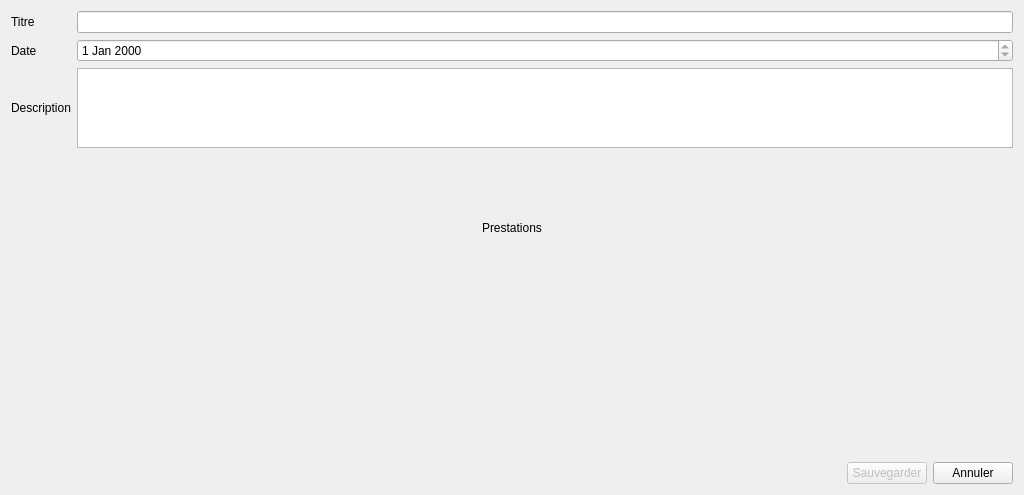
This is src/gui/dialogs/addquotedialog.ui in FACT-Team/FactDev as Qt 5 draws it before an edit. The edited form follows.
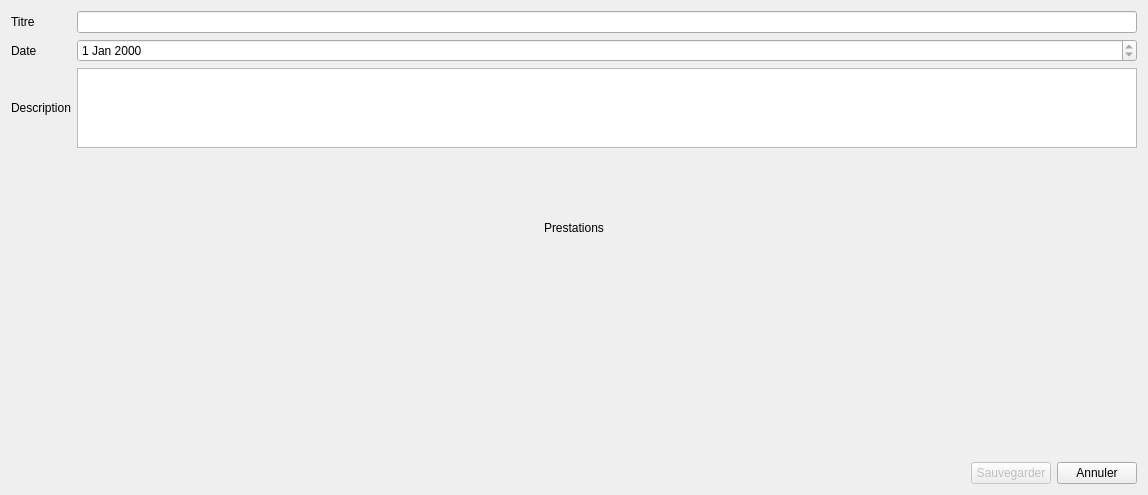
This is the edited form. Icons and pictures are not drawn. Custom widgets are drawn as their Qt base class.

```diff
--- a/src/gui/dialogs/addquotedialog.ui
+++ b/src/gui/dialogs/addquotedialog.ui
@@ -6,7 +6,7 @@
    <rect>
     <x>0</x>
     <y>0</y>
-    <width>1024</width>
+    <width>1148</width>
     <height>495</height>
    </rect>
   </property>
```
